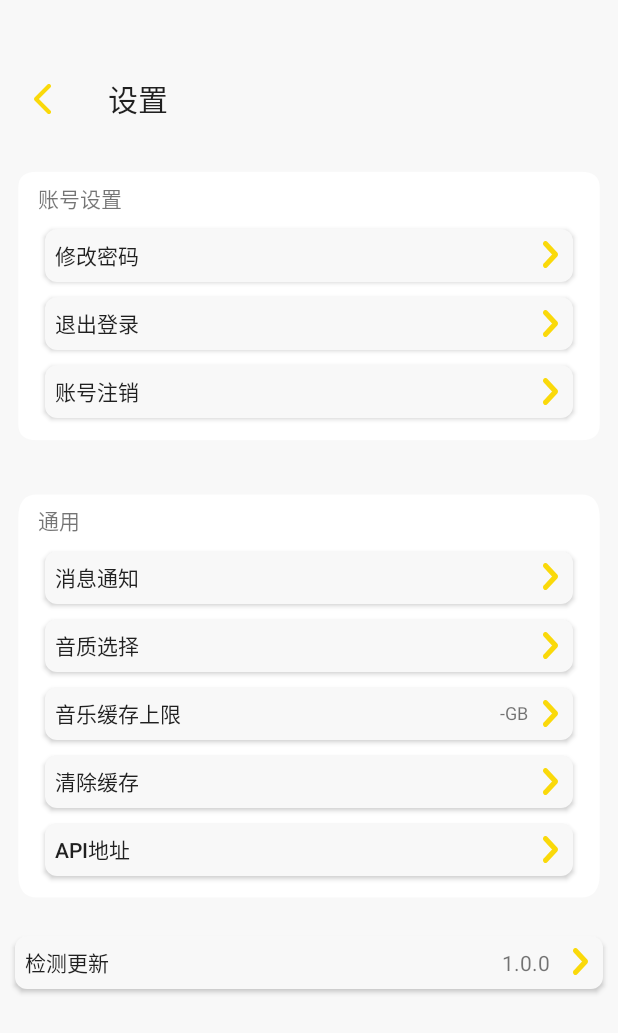
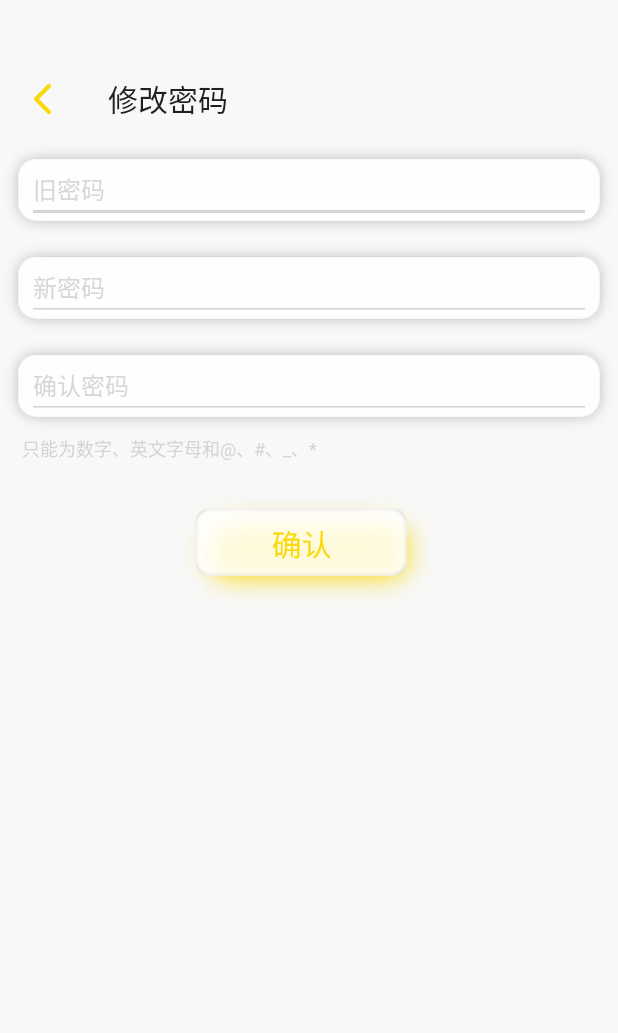
Before and after one commit to Licklin/MyMusic, an Android app: the screen it shows after launch (MainActivity), on a phone screen of 412 x 824 dp. Shown: the top 1033 px of the screen. Run offline under Robolectric (Android 15) with nearby library versions, the light colour scheme and no system bars.

Commit message:
设置页，完成设置修改密码页

```diff
--- a/app/src/main/AndroidManifest.xml
+++ b/app/src/main/AndroidManifest.xml
@@ -10,8 +10,16 @@
         android:label="@string/app_name"
         android:supportsRtl="true"
         android:theme="@style/Theme.MyMusic"
+        tools:targetApi="31">
+        <activity
+            android:name=".ui.setting.password.PassWordActivity"
+            android:exported="true">
+            <intent-filter>
+                <action android:name="android.intent.action.MAIN" />
 
-        tools:targetApi="31">
+                <category android:name="android.intent.category.LAUNCHER" />
+            </intent-filter>
+        </activity>
         <activity
             android:name=".ui.home.test.MainActivity"
             android:exported="true"
--- a/app/src/main/java/com/lickling/mymusic/ui/home/test/MainActivity.java
+++ b/app/src/main/java/com/lickling/mymusic/ui/home/test/MainActivity.java
@@ -1,12 +1,16 @@
 package com.lickling.mymusic.ui.home.test;
 
 import androidx.appcompat.app.AppCompatActivity;
+import androidx.core.content.ContextCompat;
 
 import android.graphics.Color;
+import android.graphics.PorterDuff;
 import android.os.Build;
 import android.os.Bundle;
 import android.view.View;
 import android.view.Window;
+import android.widget.EditText;
+
 
 import com.lickling.mymusic.R;
 
@@ -15,11 +19,7 @@ public class MainActivity extends AppCompatActivity {
     @Override
     protected void onCreate(Bundle savedInstanceState) {
         super.onCreate(savedInstanceState);
-        setContentView(R.layout.actitvity_setting);
-        if (Build.VERSION.SDK_INT >= Build.VERSION_CODES.M) {
-            Window window = getWindow();
-            window.getDecorView().setSystemUiVisibility(View.SYSTEM_UI_FLAG_LAYOUT_STABLE | View.SYSTEM_UI_FLAG_LAYOUT_FULLSCREEN | View.SYSTEM_UI_FLAG_LIGHT_STATUS_BAR);
-            window.setStatusBarColor(Color.TRANSPARENT);
-        }
+        setContentView(R.layout.acitvity_setting_password);
+
     }
 }
--- /dev/null
+++ b/app/src/main/java/com/lickling/mymusic/ui/setting/password/PassWordActivity.java
@@ -0,0 +1,72 @@
+package com.lickling.mymusic.ui.setting.password;
+
+import androidx.appcompat.app.AppCompatActivity;
+import androidx.core.content.ContextCompat;
+
+import android.graphics.Color;
+import android.graphics.PorterDuff;
+import android.os.Build;
+import android.os.Bundle;
+import android.view.View;
+import android.view.Window;
+import android.widget.EditText;
+
+import com.lickling.mymusic.R;
+
+public class PassWordActivity extends AppCompatActivity {
+
+    @Override
+    protected void onCreate(Bundle savedInstanceState) {
+        super.onCreate(savedInstanceState);
+        setContentView(R.layout.acitvity_setting_password);
+        if (Build.VERSION.SDK_INT >= Build.VERSION_CODES.M) {
+            Window window = getWindow();
+            window.getDecorView().setSystemUiVisibility(View.SYSTEM_UI_FLAG_LAYOUT_STABLE | View.SYSTEM_UI_FLAG_LAYOUT_FULLSCREEN | View.SYSTEM_UI_FLAG_LIGHT_STATUS_BAR);
+            window.setStatusBarColor(Color.TRANSPARENT);
+        }
+
+        EditText oldPassWordEdit = findViewById(R.id.old_password);
+        EditText newPassWordEdit1 = findViewById(R.id.new_password1);
+        EditText newPassWordEdit2 = findViewById(R.id.new_password2);
+// 定义焦点变化的监听器
+        oldPassWordEdit.setOnFocusChangeListener(new View.OnFocusChangeListener() {
+            @Override
+            public void onFocusChange(View v, boolean hasFocus) {
+                // 如果 oldPassWordEdit 获得了焦点，则将下划线颜色设置为橙色
+                if (hasFocus) {
+                    oldPassWordEdit.getBackground().setColorFilter(ContextCompat.getColor(getApplicationContext(), R.color.our_orange), PorterDuff.Mode.SRC_IN);
+                }
+                // 如果 oldPassWordEdit 失去了焦点，则将下划线颜色恢复默认颜色
+                else {
+                    oldPassWordEdit.getBackground().setColorFilter(ContextCompat.getColor(getApplicationContext(), R.color.hint_text), PorterDuff.Mode.SRC_IN);
+                }
+            }
+        });
+        newPassWordEdit1.setOnFocusChangeListener(new View.OnFocusChangeListener() {
+            @Override
+            public void onFocusChange(View v, boolean hasFocus) {
+                // 如果 newPassWordEdit1 获得了焦点，则将下划线颜色设置为橙色
+                if (hasFocus) {
+                    newPassWordEdit1.getBackground().setColorFilter(ContextCompat.getColor(getApplicationContext(), R.color.our_orange), PorterDuff.Mode.SRC_IN);
+                }
+                // 如果 newPassWordEdit1 失去了焦点，则将下划线颜色恢复默认颜色
+                else {
+                    newPassWordEdit1.getBackground().setColorFilter(ContextCompat.getColor(getApplicationContext(), R.color.hint_text), PorterDuff.Mode.SRC_IN);
+                }
+            }
+        });
+        newPassWordEdit2.setOnFocusChangeListener(new View.OnFocusChangeListener() {
+            @Override
+            public void onFocusChange(View v, boolean hasFocus) {
+                // 如果 newPassWordEdit2 获得了焦点，则将下划线颜色设置为橙色
+                if (hasFocus) {
+                    newPassWordEdit2.getBackground().setColorFilter(ContextCompat.getColor(getApplicationContext(), R.color.our_orange), PorterDuff.Mode.SRC_IN);
+                }
+                // 如果 newPassWordEdit2 失去了焦点，则将下划线颜色恢复默认颜色
+                else {
+                    newPassWordEdit2.getBackground().setColorFilter(ContextCompat.getColor(getApplicationContext(), R.color.hint_text), PorterDuff.Mode.SRC_IN);
+                }
+            }
+        });
+    }
+}
--- /dev/null
+++ b/app/src/main/res/drawable/setting_edittext_cursor.xml
@@ -0,0 +1,5 @@
+<shape xmlns:android="http://schemas.android.com/apk/res/android"
+    android:shape="rectangle">
+    <size android:width="2dp" />
+    <solid android:color="@color/our_orange" />
+</shape>
--- /dev/null
+++ b/app/src/main/res/drawable/test.xml
@@ -0,0 +1,6 @@
+<ripple xmlns:android="http://schemas.android.com/apk/res/android"
+    android:color="@color/our_orange">
+    <item android:id="@android:id/mask">
+        <color android:color="@android:color/white" />
+    </item>
+</ripple>
--- /dev/null
+++ b/app/src/main/res/layout/acitvity_setting_password.xml
@@ -0,0 +1,128 @@
+<?xml version="1.0" encoding="utf-8"?>
+<LinearLayout xmlns:android="http://schemas.android.com/apk/res/android"
+    xmlns:app="http://schemas.android.com/apk/res-auto"
+    xmlns:tools="http://schemas.android.com/tools"
+    android:layout_width="match_parent"
+    android:layout_height="match_parent"
+    android:background="@color/background_white"
+    android:gravity="center_horizontal"
+    android:orientation="vertical">
+
+    <androidx.appcompat.widget.Toolbar
+        android:id="@+id/setting_navigation"
+        android:layout_width="match_parent"
+        android:layout_height="wrap_content"
+        android:layout_marginTop="38dp"
+        app:navigationIcon="@drawable/setting_bank_button"
+        app:title="修改密码" />
+
+    <RelativeLayout
+        android:layout_width="match_parent"
+        android:layout_height="wrap_content">
+
+        <ImageView
+            android:layout_width="match_parent"
+            android:layout_height="65dp"
+            android:layout_marginTop="0dp"
+            android:scaleType="fitXY"
+            android:src="@drawable/edit_text_back" />
+
+        <EditText
+            android:id="@+id/old_password"
+            android:layout_width="match_parent"
+            android:layout_height="wrap_content"
+            android:layout_marginLeft="18dp"
+            android:layout_marginTop="10dp"
+            android:layout_marginRight="18dp"
+            android:backgroundTint="@color/hint_text"
+            android:cursorVisible="true"
+            android:digits="0123456789abcdefghijklmnopqrstuvwxyzABCDEFGHIJKLMNOPQRSTUVWXYZ@_#*"
+            android:hint="旧密码"
+            android:inputType="textPassword"
+            android:maxLength="16"
+            android:textColorHint="@color/hint_text"
+            android:textCursorDrawable="@drawable/setting_edittext_cursor"
+            android:textIsSelectable="true"
+            android:textSize="16sp" />
+
+
+    </RelativeLayout>
+
+    <RelativeLayout
+        android:layout_width="match_parent"
+        android:layout_height="wrap_content">
+
+        <ImageView
+            android:layout_width="match_parent"
+            android:layout_height="65dp"
+            android:layout_marginTop="0dp"
+            android:scaleType="fitXY"
+            android:src="@drawable/edit_text_back" />
+
+        <EditText
+            android:id="@+id/new_password1"
+            android:layout_width="match_parent"
+            android:layout_height="wrap_content"
+            android:layout_marginLeft="18dp"
+            android:layout_marginTop="10dp"
+            android:layout_marginRight="18dp"
+            android:backgroundTint="@color/hint_text"
+            android:cursorVisible="true"
+            android:digits="0123456789abcdefghijklmnopqrstuvwxyzABCDEFGHIJKLMNOPQRSTUVWXYZ@_#*"
+            android:hint="新密码"
+            android:inputType="textPassword"
+            android:maxLength="16"
+            android:textColorHint="@color/hint_text"
+            android:textCursorDrawable="@drawable/setting_edittext_cursor"
+            android:textIsSelectable="true"
+            android:textSize="16sp" />
+
+
+    </RelativeLayout>
+
+    <RelativeLayout
+        android:layout_width="match_parent"
+        android:layout_height="wrap_content">
+
+        <ImageView
+            android:layout_width="match_parent"
+            android:layout_height="65dp"
+            android:layout_marginTop="0dp"
+            android:scaleType="fitXY"
+            android:src="@drawable/edit_text_back" />
+
+        <EditText
+            android:id="@+id/new_password2"
+            android:layout_width="match_parent"
+            android:layout_height="wrap_content"
+            android:layout_marginLeft="18dp"
+            android:layout_marginTop="10dp"
+            android:layout_marginRight="18dp"
+            android:backgroundTint="@color/hint_text"
+            android:cursorVisible="true"
+            android:digits="0123456789abcdefghijklmnopqrstuvwxyzABCDEFGHIJKLMNOPQRSTUVWXYZ@_#*"
+            android:hint="确认密码"
+            android:inputType="textPassword"
+            android:maxLength="16"
+            android:textColorHint="@color/hint_text"
+            android:textCursorDrawable="@drawable/setting_edittext_cursor"
+            android:textIsSelectable="true"
+            android:textSize="16sp" />
+
+    </RelativeLayout>
+
+    <TextView
+        android:id="@+id/tip"
+        android:layout_width="match_parent"
+        android:layout_height="wrap_content"
+        android:layout_marginLeft="10dp"
+        android:text="只能为数字、英文字母和@、#、_、*"
+        android:textColor="@color/hint_text"
+        android:textSize="12sp" />
+
+    <ImageView
+        android:layout_width="wrap_content"
+        android:layout_height="wrap_content"
+        android:layout_marginTop="20dp"
+        android:src="@drawable/confirm" />
+</LinearLayout>
--- a/app/src/main/res/values/colors.xml
+++ b/app/src/main/res/values/colors.xml
@@ -12,4 +12,5 @@
     <color name="background_white">#F8F8F8</color>
     <color name="setting_btn">#F8F8F8</color>
     <color name="setting_btn_press">#FFFFFF</color>
+    <color name="hint_text">#A4BFBFBF</color>
 </resources>
```
Also changed, not shown: app/src/main/res/drawable-xxxhdpi/confirm.png (added), app/src/main/res/drawable-xxxhdpi/edit_text_back.png (added).
